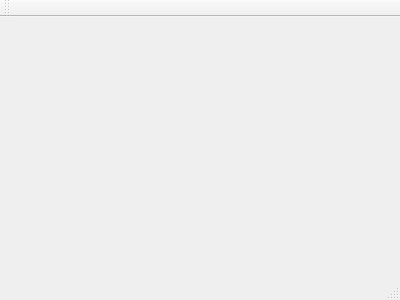
Qt form mainwindow.ui (Funix565/KDN4_karno) before a commit.
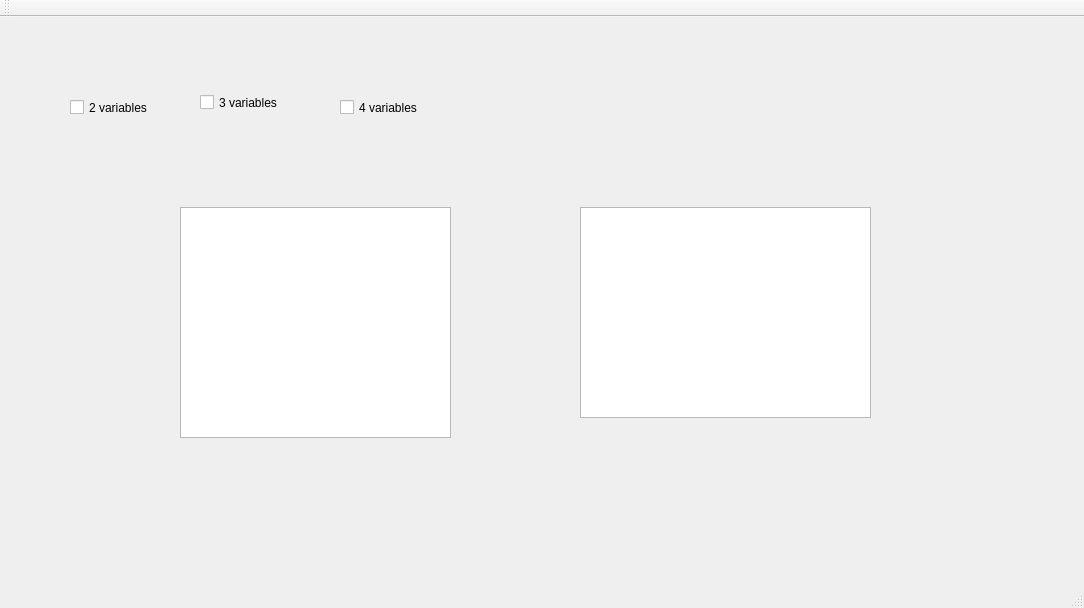
The same form after that commit.

```diff
--- a/mainwindow.ui
+++ b/mainwindow.ui
@@ -1,24 +1,99 @@
 <ui version="4.0">
  <class>MainWindow</class>
- <widget class="QMainWindow" name="MainWindow" >
-  <property name="geometry" >
+ <widget class="QMainWindow" name="MainWindow">
+  <property name="geometry">
    <rect>
     <x>0</x>
     <y>0</y>
-    <width>400</width>
-    <height>300</height>
+    <width>1084</width>
+    <height>608</height>
    </rect>
   </property>
   <property name="windowTitle" >
    <string>MainWindow</string>
   </property>
-  <widget class="QMenuBar" name="menuBar" />
-  <widget class="QToolBar" name="mainToolBar" />
-  <widget class="QWidget" name="centralWidget" />
-  <widget class="QStatusBar" name="statusBar" />
+  <widget class="QWidget" name="centralWidget">
+   <widget class="QCheckBox" name="checkBox_2var">
+    <property name="geometry">
+     <rect>
+      <x>70</x>
+      <y>70</y>
+      <width>101</width>
+      <height>41</height>
+     </rect>
+    </property>
+    <property name="text">
+     <string>2 variables</string>
+    </property>
+   </widget>
+   <widget class="QCheckBox" name="checkBox_var3">
+    <property name="geometry">
+     <rect>
+      <x>200</x>
+      <y>60</y>
+      <width>121</width>
+      <height>51</height>
+     </rect>
+    </property>
+    <property name="text">
+     <string>3 variables</string>
+    </property>
+   </widget>
+   <widget class="QCheckBox" name="checkBox_var4">
+    <property name="geometry">
+     <rect>
+      <x>340</x>
+      <y>70</y>
+      <width>161</width>
+      <height>41</height>
+     </rect>
+    </property>
+    <property name="text">
+     <string>4 variables</string>
+    </property>
+   </widget>
+   <widget class="QTableWidget" name="tableWidget_ist">
+    <property name="geometry">
+     <rect>
+      <x>180</x>
+      <y>190</y>
+      <width>271</width>
+      <height>231</height>
+     </rect>
+    </property>
+   </widget>
+   <widget class="QTableWidget" name="tableWidget_karno">
+    <property name="geometry">
+     <rect>
+      <x>580</x>
+      <y>190</y>
+      <width>291</width>
+      <height>211</height>
+     </rect>
+    </property>
+   </widget>
+  </widget>
+  <widget class="QMenuBar" name="menuBar">
+   <property name="geometry">
+    <rect>
+     <x>0</x>
+     <y>0</y>
+     <width>1084</width>
+     <height>26</height>
+    </rect>
+   </property>
+  </widget>
+  <widget class="QToolBar" name="mainToolBar">
+   <attribute name="toolBarArea">
+    <enum>TopToolBarArea</enum>
+   </attribute>
+   <attribute name="toolBarBreak">
+    <bool>false</bool>
+   </attribute>
+  </widget>
+  <widget class="QStatusBar" name="statusBar"/>
  </widget>
- <layoutDefault spacing="6" margin="11" />
- <pixmapfunction></pixmapfunction>
+ <layoutdefault spacing="6" margin="11"/>
  <resources/>
  <connections/>
 </ui>
```
Left out of the diff: 3 changed lines with no effect on the pictures.
